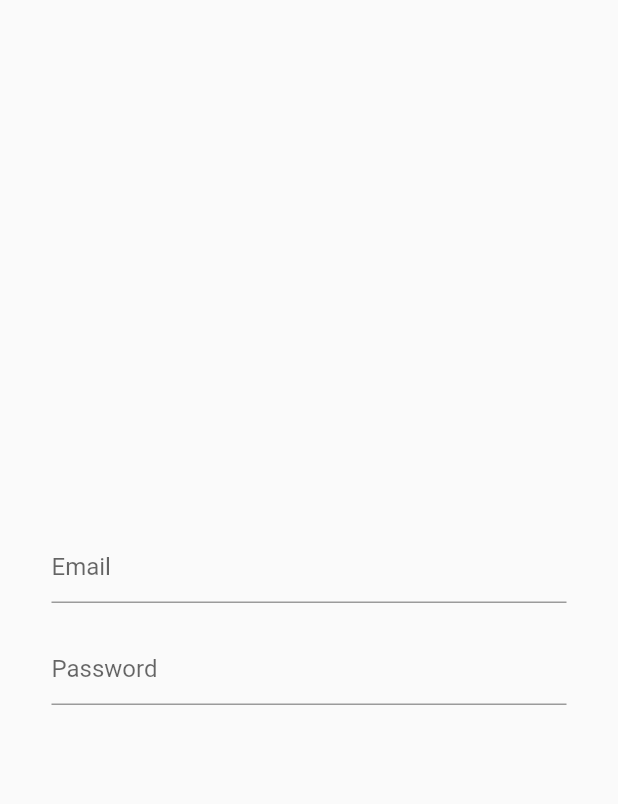
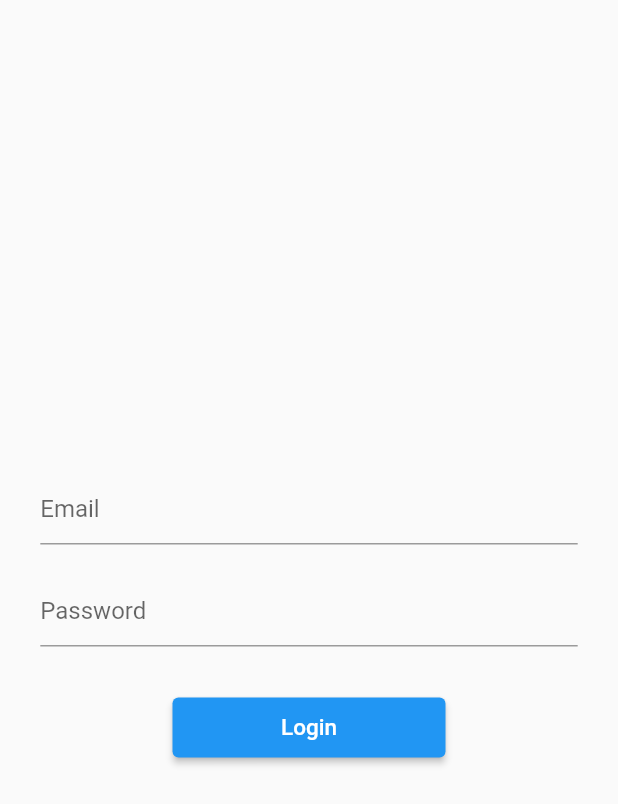
Before and after one commit to thetechgirlgita/Register_Firebase, a Flutter app: the screen it shows after launch, on a phone screen of 412 x 824 dp. Shown: the top 804 px of the screen. Run offline on Flutter 3.47's test engine with Material 2 defaults, Android fonts, the phone set to English and light mode, and no system bars; our stand-ins replace firebase_auth; accounts and stored records are empty.

Commit message:
Initial page editing

```diff
--- a/lib/InitialPage.dart
+++ b/lib/InitialPage.dart
@@ -1,59 +1,108 @@
+import 'package:firebase_auth/firebase_auth.dart';
 import 'package:flutter/material.dart';
+import 'package:flutter/widgets.dart';
 
 class InitialPage extends StatefulWidget {
-  const InitialPage({Key? key}) : super(key: key);
+   InitialPage({Key? key}) : super(key: key);
 
   @override
   _InitialPageState createState() => _InitialPageState();
+
+
 }
 
 class _InitialPageState extends State<InitialPage> {
+  final emailController = TextEditingController();
+  final passwordController = TextEditingController();
   final GlobalKey<FormState> Fkey = GlobalKey<FormState>();
+  @override
+  void dispose(){
+    emailController.dispose();
+    passwordController.dispose();
+
+    super.dispose();
+  }
+
   @override
   Widget build(BuildContext context) {
     return Scaffold(
         body: Align(
             alignment: Alignment.center,
             child: Container(
-                height: MediaQuery.of(context).size.height / 2,
-                width: MediaQuery.of(context).size.width / 1.2,
-
+                height: MediaQuery
+                    .of(context)
+                    .size
+                    .height / 2,
+                width: MediaQuery
+                    .of(context)
+                    .size
+                    .width / 1.15,
                 child: Column(
                     mainAxisAlignment: MainAxisAlignment.center,
                     crossAxisAlignment: CrossAxisAlignment.center,
                     children: [
                       Form(
                           key: Fkey,
-                          child:
-                          Column(
-                              children:
-                              [
+                          child: Column(children: [
                             TextFormField(
-                                  decoration:  const InputDecoration(
+
+                                decoration: const InputDecoration(
                                   hintText: 'Email',
                                 ),
-                                  validator: (String? value){
-                                    if(value == null || value.isEmpty){
+
+                                validator: (String? email) {
+                                  if (email == null || email.isEmpty) {
                                     return 'Email please';
                                   }
                                   return null;
-                                  }
-
-                      ),
-                SizedBox(
+                                }),
+                            const SizedBox(
                               height: 20,
                             ),
                             TextFormField(
-                    decoration:  const InputDecoration(
+                              decoration: const InputDecoration(
                                 hintText: 'Password',
                               ),
-                    validator: (String? value){
-                      if(value == null || value.isEmpty){
+                              validator: (String? password) {
+                                if (password == null || password.isEmpty) {
                                   return 'Email please';
                                 }
                                 return null;
-                    },),
-                              ]))
-                    ]))));
+                              },
+                            ),
+                            Padding(
+                              padding: EdgeInsets.only(top: 30),
+                              child:
+                            ElevatedButton(
+                                onPressed: (){
+                                  login();
+                                },
+                                // TODO : Check the user's credentials if it match then allow user to navigate to home page
+                                child: Container(
+                                  alignment: Alignment.center,
+                                  height: 40,
+                                  width: 150,
+                                  child: const Text("Login",
+                                    style: TextStyle(
+                                      fontSize: 15,
+                                      //fontFamily: 'Roboto',
+                                    ),
+                                    //textAlign: TextAlign.center,
+                                  )
+                                  ,
+                                )))
+                          ],
+
+                          )),
+
+
+                    ]))));}
+    Future login () async {
+     await FirebaseAuth.instance.signInWithEmailAndPassword(
+         email: emailController.text.trim(),
+         password: passwordController.text.trim(),
+     );
+
   }
+
 }
--- a/pubspec.yaml
+++ b/pubspec.yaml
@@ -14,8 +14,10 @@ environment:
 dependencies:
   flutter:
     sdk: flutter
+
+  firebase_core: ^1.20.1
+  firebase_auth: ^3.3.4
   cloud_firestore: ^3.4.4
-  firebase_core: ^1.20.1
 
 
 
```
Also changed, not shown: pubspec.lock. Lines whose indentation alone changed are shown as unchanged.
